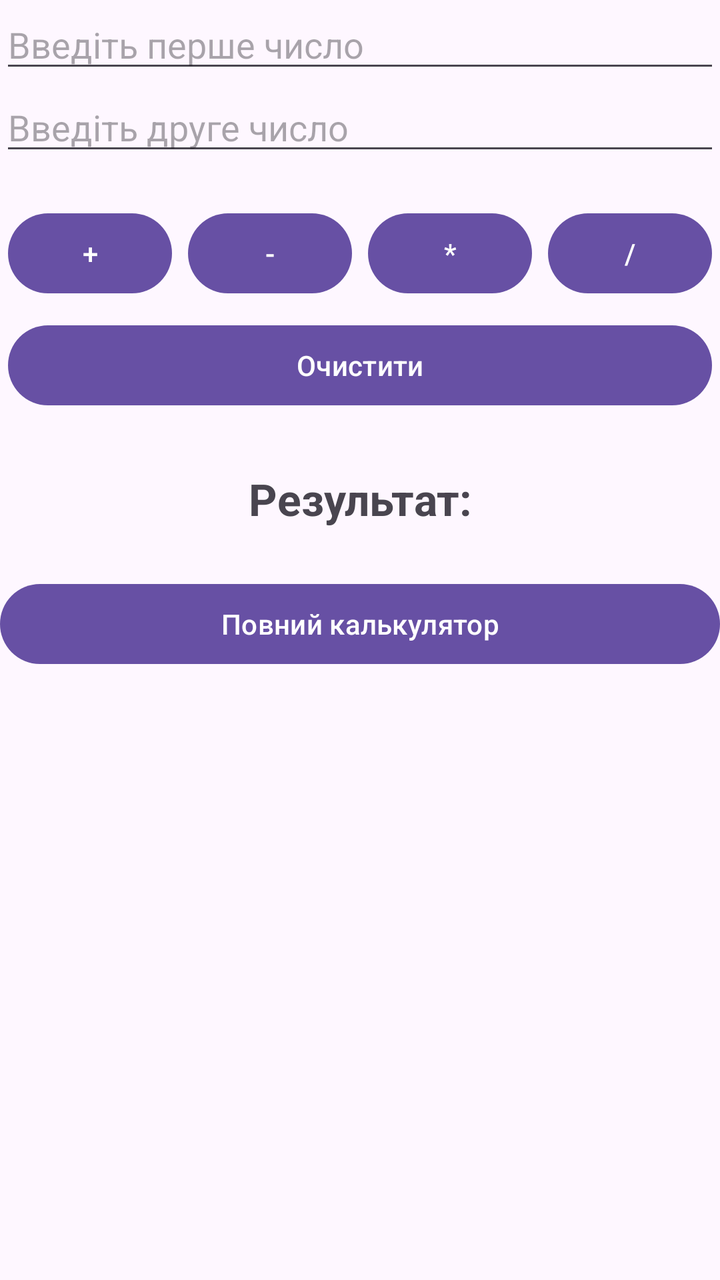
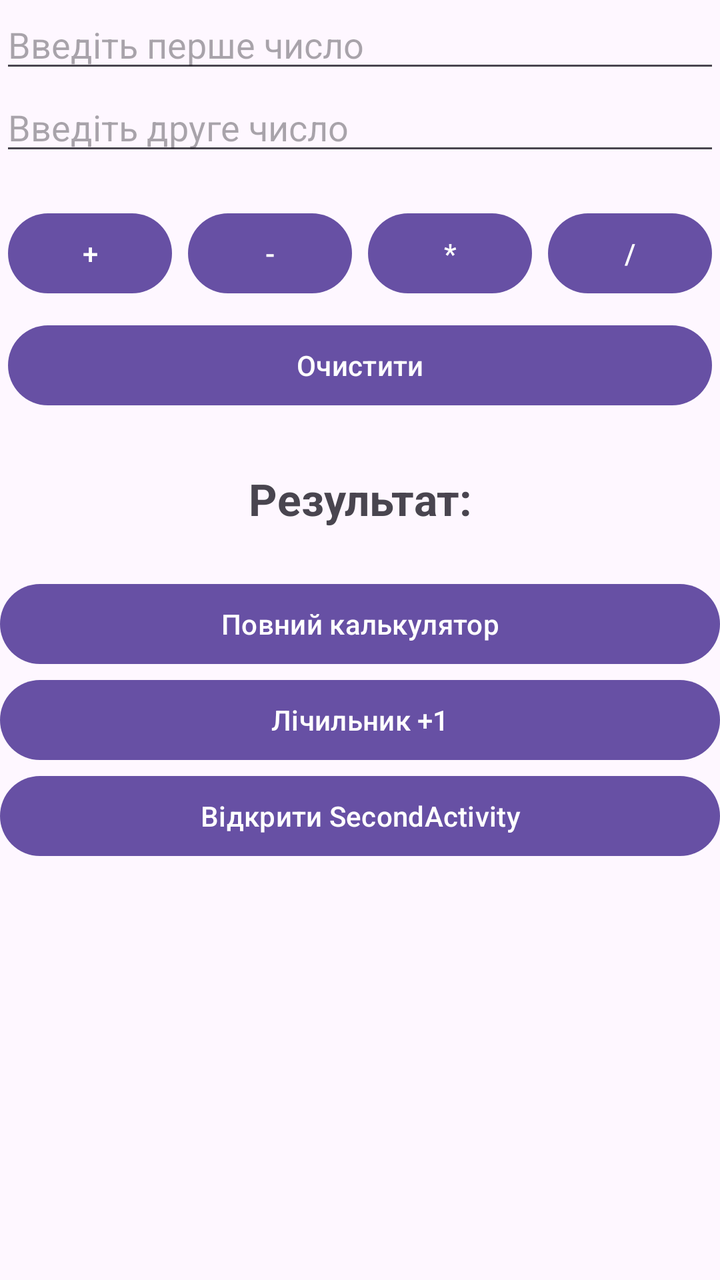

Compare the two renders of this Android layout. The source of the first and the diff that turns it into the second are given below.
<!-- AndroidManifest.xml: application theme Theme.Homework2_1 -->
<!-- res/layout/activity_main.xml -->
<?xml version="1.0" encoding="utf-8"?>
<LinearLayout xmlns:android="http://schemas.android.com/apk/res/android"
    xmlns:tools="http://schemas.android.com/tools"
    android:id="@+id/main"
    android:layout_width="match_parent"
    android:layout_height="match_parent"
    android:layout_margin="24dp"
    android:orientation="vertical"
    tools:context=".MainActivity">

    <EditText
        android:id="@+id/firstNumberInput"
        android:layout_width="match_parent"
        android:layout_height="wrap_content"
        android:hint="@string/first_number_hint"
        android:inputType="numberDecimal|numberSigned" />

    <EditText
        android:id="@+id/secondNumberInput"
        android:layout_width="match_parent"
        android:layout_height="wrap_content"
        android:hint="@string/second_number_hint"
        android:inputType="numberDecimal|numberSigned" />

    
    <LinearLayout
        android:layout_width="match_parent"
        android:layout_height="wrap_content"
        android:layout_marginTop="16dp"
        android:orientation="horizontal">

        <Button
            android:id="@+id/plusButton"
            android:layout_width="0dp"
            android:layout_height="wrap_content"
            android:layout_margin="4dp"
            android:layout_weight="1"
            android:text="+" />

        <Button
            android:id="@+id/minusButton"
            android:layout_width="0dp"
            android:layout_height="wrap_content"
            android:layout_margin="4dp"
            android:layout_weight="1"
            android:text="-" />

        <Button
            android:id="@+id/multiplyButton"
            android:layout_width="0dp"
            android:layout_height="wrap_content"
            android:layout_margin="4dp"
            android:layout_weight="1"
            android:text="*" />

        <Button
            android:id="@+id/divideButton"
            android:layout_width="0dp"
            android:layout_height="wrap_content"
            android:layout_margin="4dp"
            android:layout_weight="1"
            android:text="/" />

    </LinearLayout>

    <Button
        android:id="@+id/clearButton"
        android:layout_width="match_parent"
        android:layout_height="wrap_content"
        android:layout_margin="4dp"
        android:text="@string/clear" />

    <TextView
        android:id="@+id/resultText"
        android:layout_width="match_parent"
        android:layout_height="wrap_content"
        android:layout_marginTop="24dp"
        android:gravity="center"
        android:text="@string/result_empty"
        android:textSize="22sp"
        android:textStyle="bold" />

    
    <Button
        android:id="@+id/openFullCalculatorButton"
        android:layout_width="match_parent"
        android:layout_height="wrap_content"
        android:layout_marginTop="24dp"
        android:text="@string/open_full_calculator" />

</LinearLayout>
<!-- resources referenced by this layout -->
<resources>
  <string name="clear">Очистити</string>
  <string name="first_number_hint">Введіть перше число</string>
  <string name="open_full_calculator">Повний калькулятор</string>
  <string name="result_empty">Результат:</string>
  <string name="second_number_hint">Введіть друге число</string>
  <style name="Theme.Homework2_1" parent="Base.Theme.Homework2_1" />
  <style name="Base.Theme.Homework2_1" parent="Theme.Material3.DayNight.NoActionBar">
          
          
      </style>
</resources>

<!-- the commit's change to res/layout/activity_main.xml (unified diff, before → after) -->
@@ -88,4 +88,17 @@
         android:layout_marginTop="24dp"
         android:text="@string/open_full_calculator" />
 
+    
+    <Button
+        android:id="@+id/countButton"
+        android:layout_width="match_parent"
+        android:layout_height="wrap_content"
+        android:text="@string/count" />
+
+    <Button
+        android:id="@+id/openSecondButton"
+        android:layout_width="match_parent"
+        android:layout_height="wrap_content"
+        android:text="@string/open_second" />
+
 </LinearLayout>
<!-- resource entries referenced after the edit -->
@@ -1,8 +1,10 @@
 <!-- resources referenced by this layout -->
 <resources>
   <string name="clear">Очистити</string>
+  <string name="count">Лічильник +1</string>
   <string name="first_number_hint">Введіть перше число</string>
   <string name="open_full_calculator">Повний калькулятор</string>
+  <string name="open_second">Відкрити SecondActivity</string>
   <string name="result_empty">Результат:</string>
   <string name="second_number_hint">Введіть друге число</string>
   <style name="Theme.Homework2_1" parent="Base.Theme.Homework2_1" />
